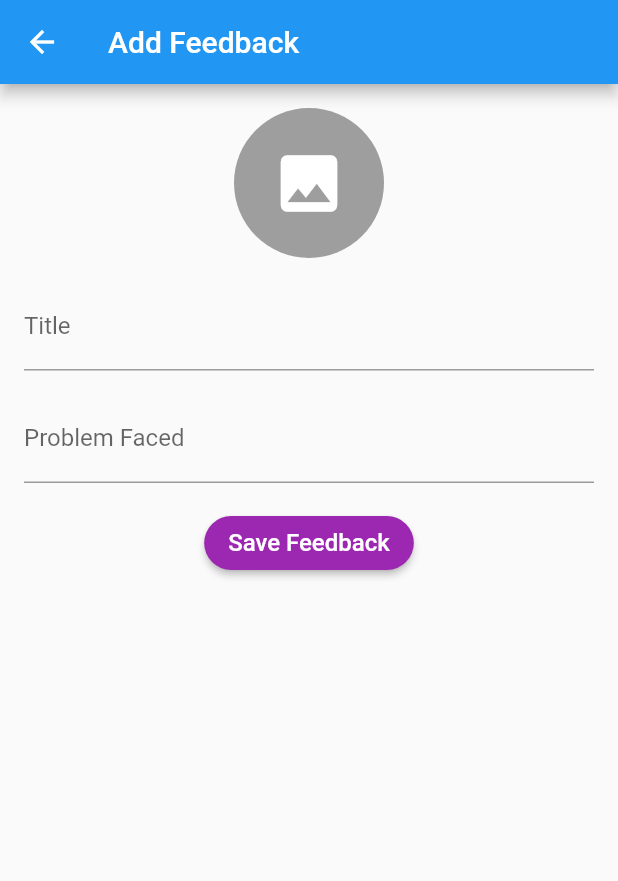
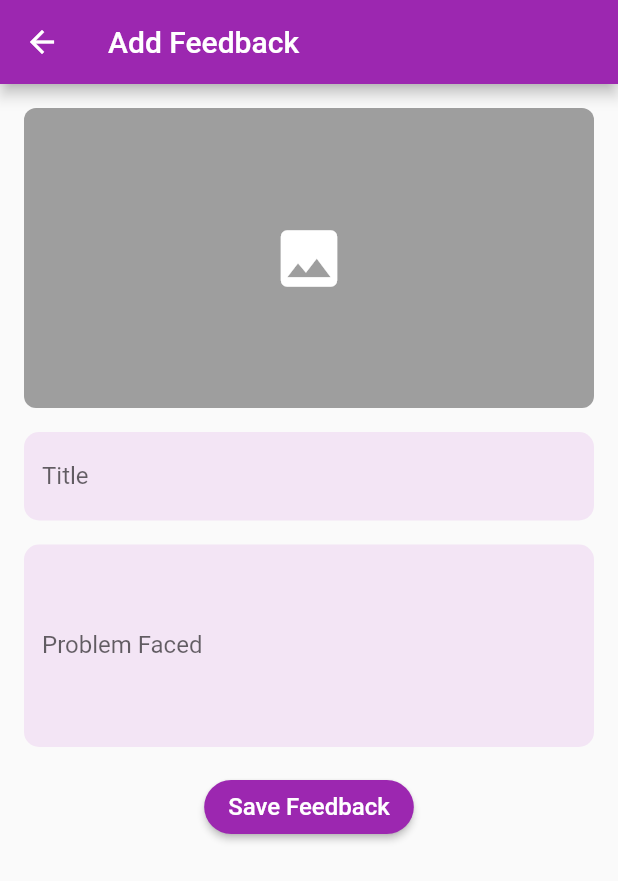
Before and after one commit to shubhamm69/VIT-Feedback-System-App, a Flutter app: the AddFeedbackScreen screen opened directly, on a phone screen of 412 x 824 dp. Shown: the top 881 px of the screen. Run offline on Flutter 3.47's test engine with Material 2 defaults, Android fonts, the phone set to English and light mode, and no system bars; our stand-ins replace cloud_firestore, country_picker, firebase_auth, firebase_core, firebase_storage, image_picker and 2 more; accounts and stored records are empty.

Commit message:
few tweaks in add feedback screen

```diff
--- a/lib/screens/addfeedback_screen.dart
+++ b/lib/screens/addfeedback_screen.dart
@@ -86,11 +86,11 @@ class _AddFeedbackScreenState extends State<AddFeedbackScreen> {
     try {
       String feedbackId = await feedbackService.createFeedback(feedback);
 
-      String imagePath =
-          await feedbackService.storeImage(feedbackId, _image!);
+      String imagePath = await feedbackService.storeImage(feedbackId, _image!);
 
       feedback.imagePath = imagePath;
-      feedback.id = feedbackId; // Update the feedback's ID with the generated ID
+      feedback.id =
+          feedbackId; // Update the feedback's ID with the generated ID
 
       await feedbackService.updateFeedback(feedback);
 
@@ -109,6 +109,7 @@ class _AddFeedbackScreenState extends State<AddFeedbackScreen> {
   Widget build(BuildContext context) {
     return Scaffold(
       appBar: AppBar(
+        backgroundColor: Colors.purple,
         title: Text('Add Feedback'),
       ),
       body: Padding(
@@ -117,33 +118,74 @@ class _AddFeedbackScreenState extends State<AddFeedbackScreen> {
           children: [
             GestureDetector(
               onTap: _selectImage,
+              child: Container(
+                width: double.infinity,
+                height: 200,
+                decoration: BoxDecoration(
+                  color: Colors.grey,
+                  borderRadius: BorderRadius.circular(8.0),
+                  image: _image != null
+                      ? DecorationImage(
+                          image: FileImage(_image!),
+                          fit: BoxFit.cover,
+                        )
+                      : null,
+                ),
                 child: _image == null
-                  ? CircleAvatar(
-                      backgroundColor: Colors.grey,
-                      radius: 50,
-                      child: Icon(
+                    ? Icon(
                         Icons.image,
                         size: 50,
                         color: Colors.white,
-                      ),
                       )
-                  : CircleAvatar(
-                      backgroundImage: FileImage(_image!),
-                      radius: 50,
+                    : null,
               ),
             ),
             SizedBox(height: 16.0),
-            TextField(
+            TextFormField(
               controller: _titleController,
+              style: TextStyle(
+                color: Colors.purple,
+              ),
               decoration: InputDecoration(
                 labelText: 'Title',
+                hintStyle: TextStyle(
+                  color: Colors.purple.shade400,
+                ),
+                enabledBorder: OutlineInputBorder(
+                  borderRadius: BorderRadius.circular(10),
+                  borderSide: const BorderSide(color: Colors.transparent),
+                ),
+                focusedBorder: OutlineInputBorder(
+                  borderRadius: BorderRadius.circular(10),
+                  borderSide: const BorderSide(color: Colors.transparent),
+                ),
+                filled: true,
+                fillColor: Colors.purple.shade50,
               ),
             ),
             SizedBox(height: 16.0),
-            TextField(
+            TextFormField(
               controller: _problemController,
+              maxLines: 5,
+              style: TextStyle(
+                color: Colors.purple,
+              ),
               decoration: InputDecoration(
                 labelText: 'Problem Faced',
+
+                hintStyle: TextStyle(
+                  color: Colors.purple.shade400,
+                ),
+                enabledBorder: OutlineInputBorder(
+                  borderRadius: BorderRadius.circular(10),
+                  borderSide: const BorderSide(color: Colors.transparent),
+                ),
+                focusedBorder: OutlineInputBorder(
+                  borderRadius: BorderRadius.circular(10),
+                  borderSide: const BorderSide(color: Colors.transparent),
+                ),
+                filled: true,
+                fillColor: Colors.purple.shade50,
               ),
             ),
             SizedBox(height: 16.0),
```
Lines whose indentation alone changed are shown as unchanged.
